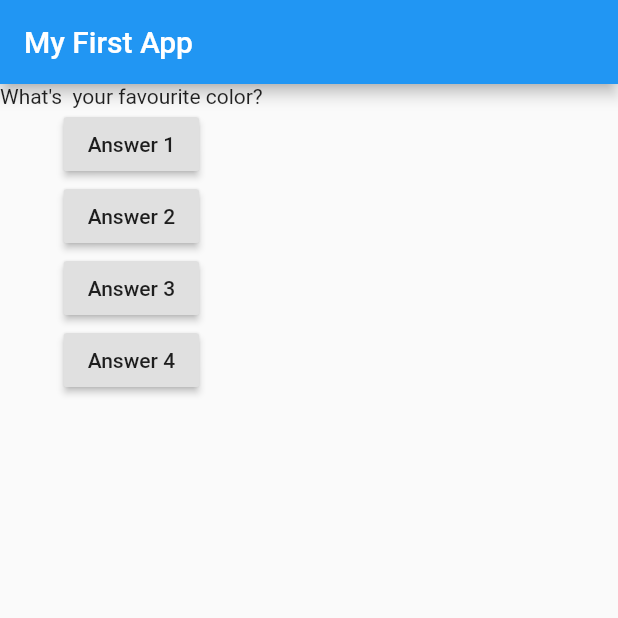
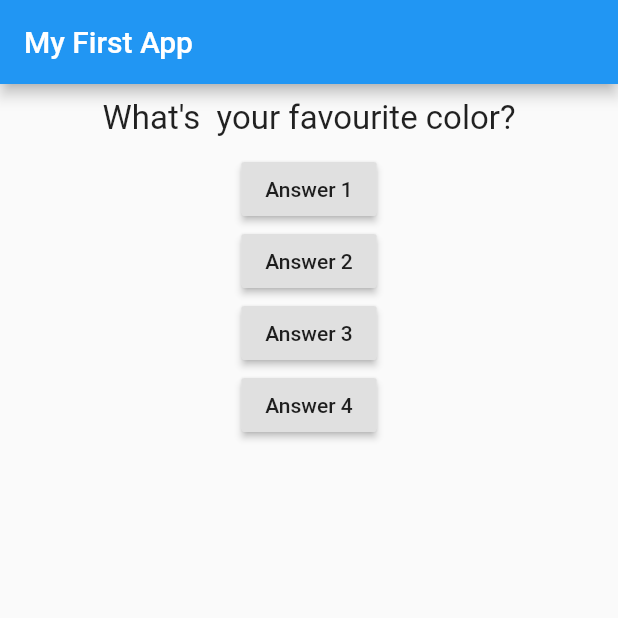
Before and after one commit to lopeselio/FLUTTER_dev, a Flutter app: the screen it shows after launch, on a phone screen of 412 x 824 dp, the top half of it. Run offline on Flutter 3.47's test engine with Material 2 defaults, Android fonts, the phone set to English and light mode, and no system bars.

Commit message:
added margins and custom styling

```diff
--- a/lib/question.dart
+++ b/lib/question.dart
@@ -7,6 +7,13 @@ class Question extends StatelessWidget {
 
   @override
   Widget build(BuildContext context) {
-    return Text(questionText);
+    return Container(
+      width: double.infinity,
+      margin: EdgeInsets.all(10),
+        child: Text(
+      questionText,
+      style: TextStyle(fontSize: 22),
+      textAlign: TextAlign.center,
+    ));
   }
 }
```
